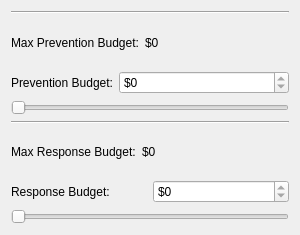
The window that plugins/calculate/BudgetForm.ui (dmzgroup/mbra) describes before a commit, drawn with Qt 5.
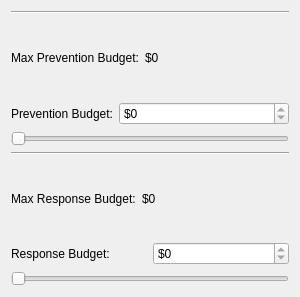
The same window after the commit.

```diff
--- a/plugins/calculate/BudgetForm.ui
+++ b/plugins/calculate/BudgetForm.ui
@@ -7,7 +7,7 @@
     <x>0</x>
     <y>0</y>
     <width>300</width>
-    <height>235</height>
+    <height>297</height>
    </rect>
   </property>
   <property name="windowTitle">
```
